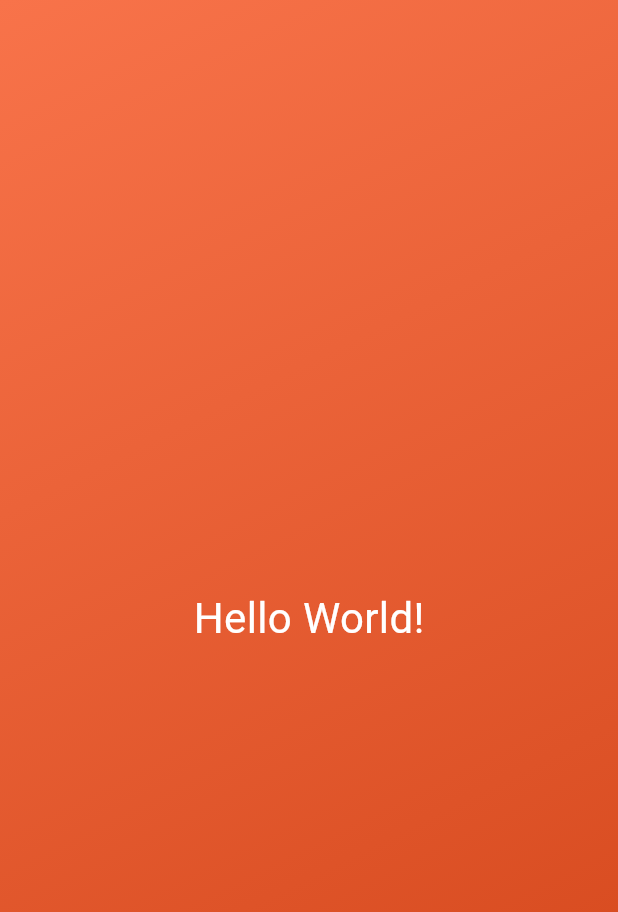
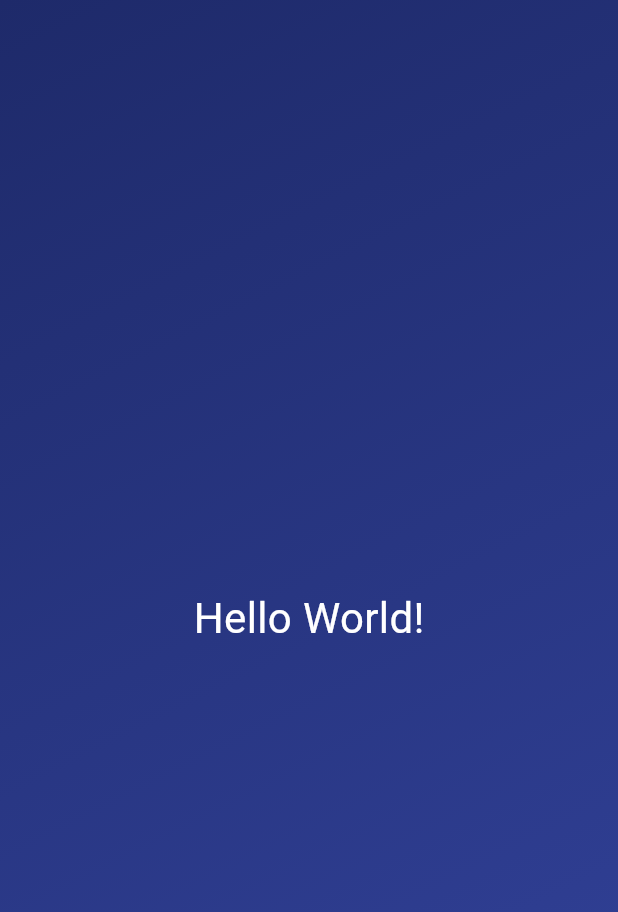
Before and after one commit to enyiaja/RollDice, a Flutter app: the screen it shows after launch, on a phone screen of 412 x 824 dp. Shown: the top 912 px of the screen. Run offline on Flutter 3.47's test engine with Material 3 defaults, Android fonts, the phone set to English and light mode, and no system bars.

Commit message:
S02V44: Reusable widgets and constructor functions

```diff
--- /dev/null
+++ b/lib/gradient_container.dart
@@ -0,0 +1,51 @@
+import 'package:flutter/material.dart';
+import 'package:roll_dice/styled_text.dart';
+
+const Alignment startAlignment = Alignment.topLeft;
+const Alignment endAlignment = Alignment.bottomRight;
+
+class GradientContainer extends StatelessWidget {
+  const GradientContainer({super.key, required this.colors});
+
+  final List<Color> colors;
+
+  @override
+  Widget build(BuildContext context) {
+    return Container(
+      decoration: BoxDecoration(
+        gradient: LinearGradient(
+          colors: colors,
+          begin: startAlignment,
+          end: endAlignment,
+        ),
+      ),
+      child: const Center(
+        child: StyledText('Hello World!'),
+      ),
+    );
+  }
+}
+
+
+//// ANOTHER WAY TO DO THIS
+// class GradientContainer extends StatelessWidget {
+//   const GradientContainer({super.key, required this.colors});
+
+//   final List<Color> colors;
+
+//   @override
+//   Widget build(BuildContext context) {
+//     return Container(
+//       decoration: BoxDecoration(
+//         gradient: LinearGradient(
+//           colors: colors,
+//           begin: startAlignment,
+//           end: endAlignment,
+//         ),
+//       ),
+//       child: const Center(
+//         child: StyledText('Hello World!'),
+//       ),
+//     );
+//   }
+// }
--- a/lib/main.dart
+++ b/lib/main.dart
@@ -1,36 +1,15 @@
 import 'package:flutter/material.dart';
+import 'package:roll_dice/gradient_container.dart';
 
 void main() {
-  runApp(MaterialApp(
-    home: Scaffold(
-      body: GradientContainer(),
+  runApp(
+    const MaterialApp(
+      home: Scaffold(
+        body: GradientContainer(colors: [
+          Color.fromARGB(255, 30, 42, 106),
+          Color.fromARGB(255, 51, 67, 156),
+        ]),
+      ),
     ),
-  ));
+  );
 }
-
-class GradientContainer extends StatelessWidget {
-  @override
-  Widget build(BuildContext context) {
-    return Container(
-      decoration: BoxDecoration(
-        gradient: LinearGradient(
-          colors: [
-            const Color.fromARGB(255, 248, 115, 74),
-            const Color.fromARGB(255, 209, 67, 23),
-          ],
-          begin: Alignment.topLeft,
-          end: Alignment.bottomRight,
-        ),
-      ),
-      child: const Center(
-        child: Text(
-          'Hello World!',
-          style: TextStyle(
-            color: Colors.white,
-            fontSize: 28,
-          ),
-        ),
-      ),
-    );
-  }
-}
--- /dev/null
+++ b/lib/styled_text.dart
@@ -0,0 +1,18 @@
+import 'package:flutter/material.dart';
+
+class StyledText extends StatelessWidget {
+  const StyledText(this.text, {super.key});
+
+  final String text;
+
+  @override
+  Widget build(context) {
+    return Text(
+      text,
+      style: const TextStyle(
+        color: Colors.white,
+        fontSize: 28,
+      ),
+    );
+  }
+}
```
